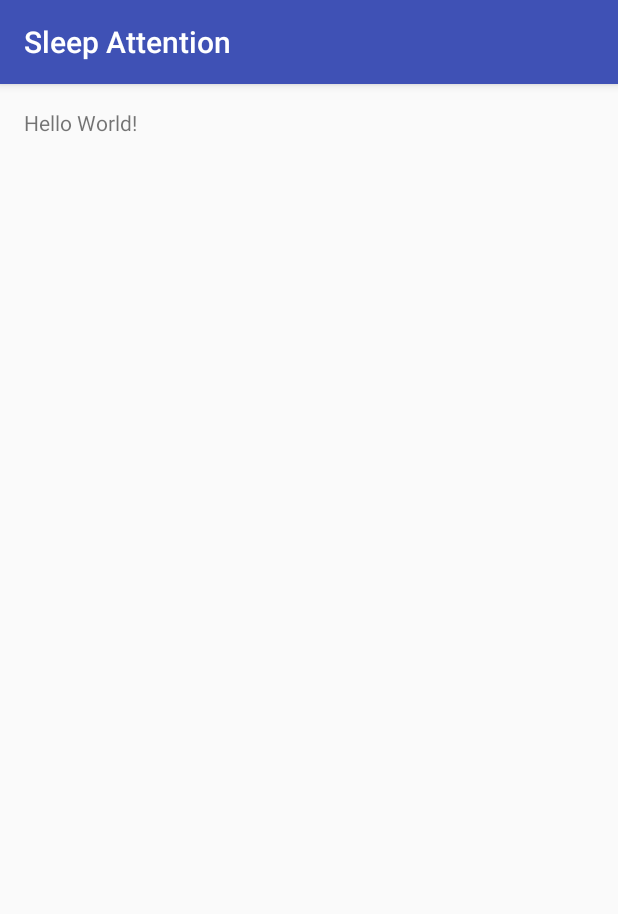
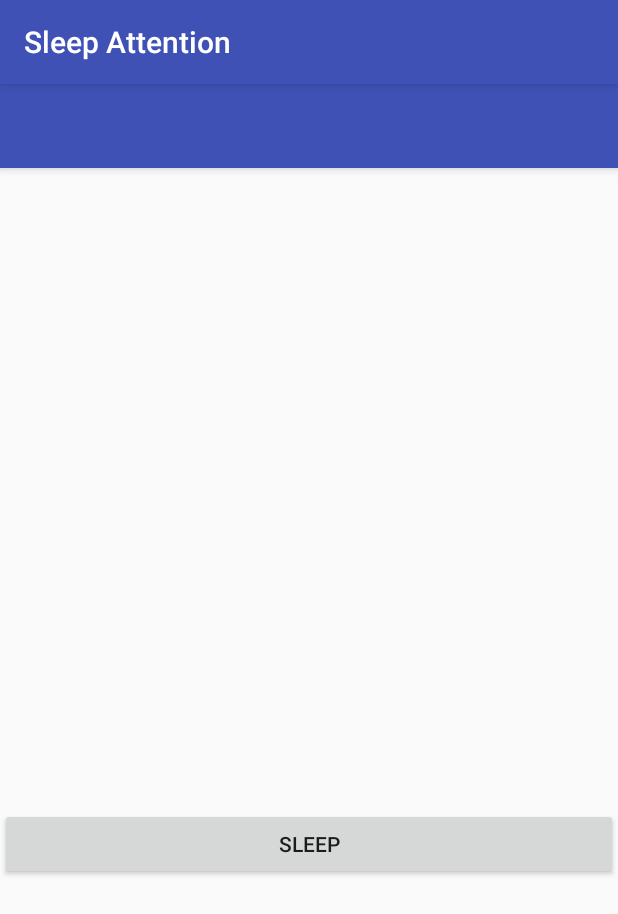
Before and after one commit to alexkahler/SleepAttention, an Android app: the screen it shows after launch (Home), on a phone screen of 412 x 824 dp. Shown: the top 914 px of the screen. Run offline under Robolectric (Android 15) with nearby library versions, the phone set to English and light mode, and no system bars; 1 statement that could not run was skipped.

```diff
--- a/app/build.gradle
+++ b/app/build.gradle
@@ -23,4 +23,5 @@ dependencies {
     compile fileTree(dir: 'libs', include: ['*.jar'])
     testCompile 'junit:junit:4.12'
     compile 'com.android.support:appcompat-v7:23.2.0'
+    compile 'com.android.support:design:23.2.0'
 }
--- a/app/src/main/java/dk/aau/student/b211/sleepattention/Home.java
+++ b/app/src/main/java/dk/aau/student/b211/sleepattention/Home.java
@@ -1,20 +1,45 @@
 package dk.aau.student.b211.sleepattention;
 
+import android.content.Intent;
+import android.support.design.widget.FloatingActionButton;
+import android.support.design.widget.Snackbar;
 import android.support.v7.app.AppCompatActivity;
 import android.os.Bundle;
+import android.support.v7.widget.Toolbar;
+import android.view.Menu;
+import android.view.MenuItem;
+import android.view.View;
+import android.widget.Button;
 
 public class Home extends AppCompatActivity {
-
-    int test = 0;
-    float trololol;
 
     @Override
     protected void onCreate(Bundle savedInstanceState) {
         super.onCreate(savedInstanceState);
         setContentView(R.layout.activity_home);
-        test = 1;
-        trololol = 13.37f;
+        Toolbar toolbar = (Toolbar) findViewById(R.id.toolbar);
+        setSupportActionBar(toolbar);
 
-        TestClassBranch tcb;
+        Button sleepButton = (Button)findViewById(R.id.sleep_button);
+        sleepButton.setOnClickListener(new View.OnClickListener() {
+            @Override
+            public void onClick(View v) {
+                Intent i = new Intent(getApplicationContext(), Home.class);
+                startActivity(i);
+            }
+        });
+    }
+
+    @Override
+    public boolean onCreateOptionsMenu(Menu menu) {
+        //getMenuInflater().inflate(R.menu.home_activity, menu);
+        return true;
+    }
+
+    @Override
+    public boolean onOptionsItemSelected(MenuItem item) {
+        int id = item.getItemId();
+
+        return super.onOptionsItemSelected(item);
     }
 }
--- a/app/src/main/res/layout/activity_home.xml
+++ b/app/src/main/res/layout/activity_home.xml
@@ -1,16 +1,39 @@
 <?xml version="1.0" encoding="utf-8"?>
-<RelativeLayout xmlns:android="http://schemas.android.com/apk/res/android"
+<android.support.design.widget.CoordinatorLayout
+    xmlns:android="http://schemas.android.com/apk/res/android"
+    xmlns:app="http://schemas.android.com/apk/res-auto"
     xmlns:tools="http://schemas.android.com/tools"
     android:layout_width="match_parent"
     android:layout_height="match_parent"
-    android:paddingBottom="@dimen/activity_vertical_margin"
-    android:paddingLeft="@dimen/activity_horizontal_margin"
-    android:paddingRight="@dimen/activity_horizontal_margin"
-    android:paddingTop="@dimen/activity_vertical_margin"
+    android:fitsSystemWindows="true"
     tools:context="dk.aau.student.b211.sleepattention.Home">
 
-    <TextView
-        android:layout_width="wrap_content"
+    <android.support.design.widget.AppBarLayout
+        android:layout_width="match_parent"
         android:layout_height="wrap_content"
-        android:text="Hello World!" />
-</RelativeLayout>
+        android:theme="@style/AppTheme.AppBarOverlay">
+        <android.support.v7.widget.Toolbar
+            android:id="@+id/toolbar"
+            android:layout_width="match_parent"
+            android:layout_height="?attr/actionBarSize"
+            android:background="?attr/colorPrimary"
+            app:popupTheme="@style/AppTheme.PopupOverlay" />
+    </android.support.design.widget.AppBarLayout>
+
+    <RelativeLayout
+        android:layout_width="match_parent"
+        android:layout_height="match_parent">
+
+        <Button
+            android:layout_width="match_parent"
+            android:layout_height="wrap_content"
+            android:id="@+id/sleep_button"
+            android:layout_marginBottom="237dp"
+            android:theme="@style/Widget.AppCompat.Button.Colored"
+            android:text="@string/button_sleep_text"
+            android:layout_alignParentBottom="true"
+            android:layout_alignParentStart="true" />
+    </RelativeLayout>
+
+
+</android.support.design.widget.CoordinatorLayout>
--- a/app/src/main/res/values/dimens.xml
+++ b/app/src/main/res/values/dimens.xml
@@ -2,4 +2,5 @@
     <!-- Default screen margins, per the Android Design guidelines. -->
     <dimen name="activity_horizontal_margin">16dp</dimen>
     <dimen name="activity_vertical_margin">16dp</dimen>
+    <dimen name="fab_margin">16dp</dimen>
 </resources>
--- a/app/src/main/res/values/strings.xml
+++ b/app/src/main/res/values/strings.xml
@@ -1,3 +1,9 @@
 <resources>
     <string name="app_name">Sleep Attention</string>
+    <string name="title_activity_main">MainActivity</string>
+
+
+    <!-- Main Layout Strings -->
+    <string name="button_sleep_text">Sleep</string>
+
 </resources>
--- a/app/src/main/res/values/styles.xml
+++ b/app/src/main/res/values/styles.xml
@@ -8,4 +8,13 @@
         <item name="colorAccent">@color/colorAccent</item>
     </style>
 
+    <style name="AppTheme.NoActionBar">
+        <item name="windowActionBar">false</item>
+        <item name="windowNoTitle">true</item>
+    </style>
+
+    <style name="AppTheme.AppBarOverlay" parent="ThemeOverlay.AppCompat.Dark.ActionBar" />
+
+    <style name="AppTheme.PopupOverlay" parent="ThemeOverlay.AppCompat.Light" />
+
 </resources>
```
Also changed, not shown: app/src/main/java/dk/aau/student/b211/sleepattention/Attention.java (added, +59 -0 lines), app/src/main/java/dk/aau/student/b211/sleepattention/AttentionRepository.java (added, +102 -0 lines), app/src/main/java/dk/aau/student/b211/sleepattention/DatabaseHelper.java (added, +87 -0 lines), app/src/main/java/dk/aau/student/b211/sleepattention/Sleep.java (added, +92 -0 lines), app/src/main/java/dk/aau/student/b211/sleepattention/SleepRepository.java (added, +111 -0 lines), app/src/main/java/dk/aau/student/b211/sleepattention/TestClassBranch.java (deleted, +0 -9 lines), app/src/main/res/values-v21/styles.xml (added, +9 -0 lines).
